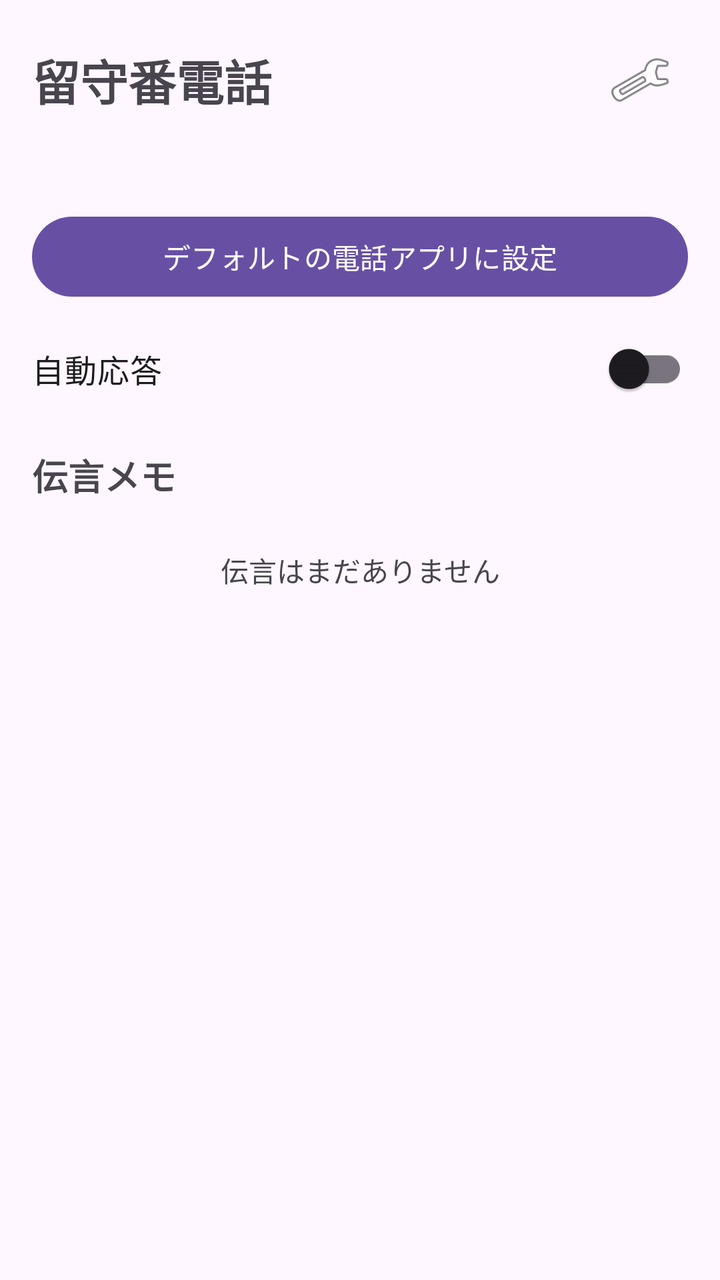
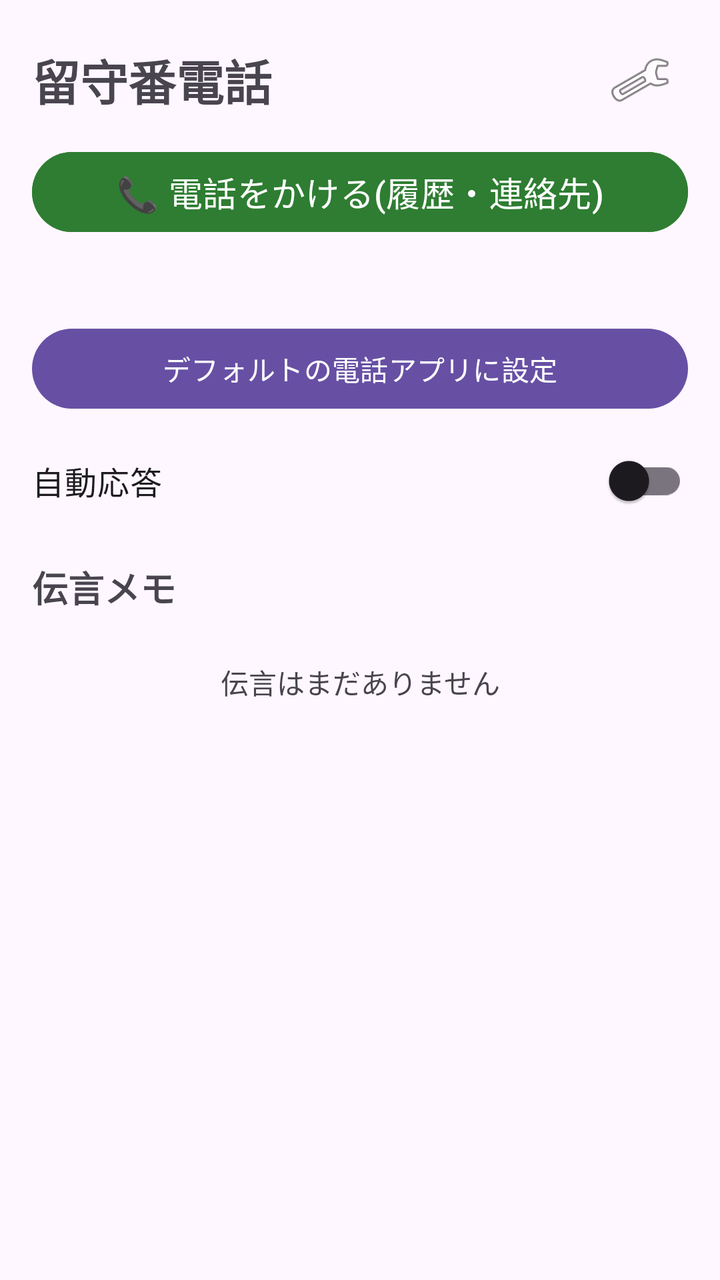

Two renders of the same Android screen: before a commit and after it. Below are the layout's source before the change and the commit's diff.
<!-- AndroidManifest.xml: application theme Theme.Rusuden -->
<!-- res/layout/activity_main.xml -->
<?xml version="1.0" encoding="utf-8"?>
<LinearLayout xmlns:android="http://schemas.android.com/apk/res/android"
    android:layout_width="match_parent"
    android:layout_height="match_parent"
    android:orientation="vertical"
    android:padding="16dp">

    <LinearLayout
        android:layout_width="match_parent"
        android:layout_height="wrap_content"
        android:gravity="center_vertical"
        android:orientation="horizontal">

        <TextView
            android:layout_width="0dp"
            android:layout_height="wrap_content"
            android:layout_weight="1"
            android:text="@string/app_name"
            android:textSize="24sp"
            android:textStyle="bold" />

        <ImageButton
            android:id="@+id/button_settings"
            android:layout_width="48dp"
            android:layout_height="48dp"
            android:background="?attr/selectableItemBackgroundBorderless"
            android:contentDescription="@string/settings"
            android:src="@android:drawable/ic_menu_preferences" />
    </LinearLayout>

    <TextView
        android:id="@+id/text_status"
        android:layout_width="match_parent"
        android:layout_height="wrap_content"
        android:layout_marginTop="12dp"
        android:textSize="15sp" />

    <Button
        android:id="@+id/button_setup"
        android:layout_width="match_parent"
        android:layout_height="wrap_content"
        android:layout_marginTop="8dp"
        android:text="@string/button_set_default_dialer" />

    <androidx.appcompat.widget.SwitchCompat
        android:id="@+id/switch_enabled"
        android:layout_width="match_parent"
        android:layout_height="wrap_content"
        android:layout_marginTop="8dp"
        android:paddingVertical="8dp"
        android:text="@string/switch_enabled"
        android:textSize="16sp" />

    <TextView
        android:layout_width="match_parent"
        android:layout_height="wrap_content"
        android:layout_marginTop="16dp"
        android:text="@string/messages_title"
        android:textSize="18sp"
        android:textStyle="bold" />

    <TextView
        android:id="@+id/text_empty"
        android:layout_width="match_parent"
        android:layout_height="wrap_content"
        android:layout_marginTop="24dp"
        android:gravity="center"
        android:text="@string/no_messages"
        android:textColor="?android:attr/textColorSecondary" />

    <androidx.recyclerview.widget.RecyclerView
        android:id="@+id/recycler_messages"
        android:layout_width="match_parent"
        android:layout_height="0dp"
        android:layout_marginTop="8dp"
        android:layout_weight="1" />
</LinearLayout>
<!-- resources referenced by this layout -->
<resources>
  <string name="app_name">留守番電話</string>
  <string name="button_set_default_dialer">デフォルトの電話アプリに設定</string>
  <string name="messages_title">伝言メモ</string>
  <string name="no_messages">伝言はまだありません</string>
  <string name="settings">設定</string>
  <string name="switch_enabled">自動応答</string>
  <style name="Theme.Rusuden" parent="Theme.Material3.DayNight.NoActionBar" />
</resources>

<!-- the commit's change to res/layout/activity_main.xml (unified diff, before → after) -->
@@ -27,6 +27,15 @@
             android:contentDescription="@string/settings"
             android:src="@android:drawable/ic_menu_preferences" />
     </LinearLayout>
+
+    <Button
+        android:id="@+id/button_open_dialer"
+        android:layout_width="match_parent"
+        android:layout_height="wrap_content"
+        android:layout_marginTop="8dp"
+        android:backgroundTint="@color/answer_green"
+        android:text="@string/open_dialer"
+        android:textSize="17sp" />
 
     <TextView
         android:id="@+id/text_status"
<!-- resource entries referenced after the edit -->
@@ -1,9 +1,11 @@
 <!-- resources referenced by this layout -->
 <resources>
+  <color name="answer_green">#2E7D32</color>
   <string name="app_name">留守番電話</string>
   <string name="button_set_default_dialer">デフォルトの電話アプリに設定</string>
   <string name="messages_title">伝言メモ</string>
   <string name="no_messages">伝言はまだありません</string>
+  <string name="open_dialer">📞 電話をかける(履歴・連絡先)</string>
   <string name="settings">設定</string>
   <string name="switch_enabled">自動応答</string>
   <style name="Theme.Rusuden" parent="Theme.Material3.DayNight.NoActionBar" />
